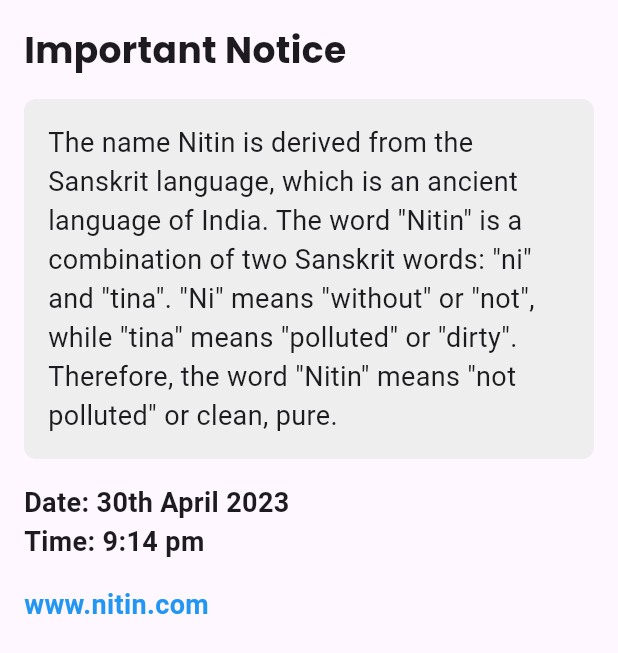
After one commit to Minor-Project-Study-Mate/StudyMate-App, a Flutter app: the NoticePageView screen opened by its route, scrolled down 200 dp, after a tap on "www.nitin.com", on a phone screen of 412 x 824 dp. The commit adds this screen. Shown: the top 653 px of the screen. Run offline on Flutter 3.47's test engine with Material 2 defaults, Android fonts, the light colour scheme and no system bars; our stand-ins replace cached_network_image, firebase_core, font_awesome_flutter, get, get_storage, google_fonts and 1 more; accounts and stored records are empty; network calls fail.

Commit message:
Notice page completed

```diff
--- /dev/null
+++ b/lib/app/modules/Notice_page/bindings/notice_page_binding.dart
@@ -0,0 +1,12 @@
+import 'package:get/get.dart';
+
+import '../controllers/notice_page_controller.dart';
+
+class NoticePageBinding extends Bindings {
+  @override
+  void dependencies() {
+    Get.lazyPut<NoticePageController>(
+      () => NoticePageController(),
+    );
+  }
+}
--- /dev/null
+++ b/lib/app/modules/Notice_page/controllers/notice_page_controller.dart
@@ -0,0 +1,23 @@
+import 'package:get/get.dart';
+
+class NoticePageController extends GetxController {
+  //TODO: Implement NoticePageController
+
+  final count = 0.obs;
+  @override
+  void onInit() {
+    super.onInit();
+  }
+
+  @override
+  void onReady() {
+    super.onReady();
+  }
+
+  @override
+  void onClose() {
+    super.onClose();
+  }
+
+  void increment() => count.value++;
+}
--- /dev/null
+++ b/lib/app/modules/Notice_page/views/notice_page_view.dart
@@ -0,0 +1,107 @@
+
+import 'package:flutter/material.dart';
+import 'package:google_fonts/google_fonts.dart';
+
+class NoticePageView extends StatelessWidget {
+  const NoticePageView({Key? key}) : super(key: key);
+
+  // ignore: non_constant_identifier_names
+  get Network => null;
+
+  @override
+  Widget build(BuildContext context) {
+    return Scaffold(
+      body: CustomScrollView(
+        slivers: <Widget>[
+          SliverAppBar(
+
+            expandedHeight: 200.0,
+            flexibleSpace: FlexibleSpaceBar(
+              title: Text('TITLE',
+              style: GoogleFonts.goldman(
+                textStyle: const TextStyle(
+                  color: Colors.white,
+                  fontSize: 20.0,
+                  fontWeight: FontWeight.bold,
+                ),
+              ),),
+
+              background: Image.network(
+                'https://avatars.githubusercontent.com/u/87150492?v=4',
+                fit: BoxFit.cover,
+              ),
+            ),
+          ),
+          SliverFillRemaining(
+            child: Container(
+              padding: const EdgeInsets.all(16.0),
+              child: Column(
+                crossAxisAlignment: CrossAxisAlignment.start,
+                children: <Widget>[
+                   Text(
+                    'Important Notice',
+                    style: GoogleFonts.poppins(
+                      textStyle: const TextStyle(
+                        fontSize: 24.0,
+                        fontWeight: FontWeight.bold,
+                      ),
+                    ),
+                  ),
+                  const SizedBox(height: 16.0),
+                  Container(
+                    padding: const EdgeInsets.all(16.0),
+                    margin: const EdgeInsets.only(bottom: 16.0),
+                    decoration: BoxDecoration(
+                      color: Colors.grey[200],
+                      borderRadius: BorderRadius.circular(8.0),
+                    ),
+                    child: Text(
+                      'The name Nitin is derived from the Sanskrit language, which is an ancient language of India. The word "Nitin" is a combination of two Sanskrit words: "ni" and "tina". "Ni" means "without" or "not", while "tina" means "polluted" or "dirty". Therefore, the word "Nitin" means "not polluted" or clean, pure.',
+
+                      style: GoogleFonts.roboto(
+                        textStyle: const TextStyle(
+                          fontSize: 18.0,
+                        ),
+                      ),
+                    ),
+                  ),
+                  const Text(
+                    'Date: 30th April 2023',
+                    style: TextStyle(
+                      fontSize: 18.0,
+                      fontWeight: FontWeight.bold,
+                    ),
+                  ),
+                  const Text(
+                    'Time: 9:14 pm',
+                    style: TextStyle(
+                      fontSize: 18.0,
+                      fontWeight: FontWeight.bold,
+                    ),
+                  ),
+                  const SizedBox(height: 16.0),
+
+                  InkWell(
+                    onTap: () {
+                      // Perform action when URL is tapped
+                    },
+                    child: const Text(
+                      'www.nitin.com',
+                      style: TextStyle(
+                        fontSize: 18.0,
+                        fontWeight: FontWeight.bold,
+                        color: Colors.blue,
+                      ),
+                    ),
+                  ),
+                ],
+              ),
+            ),
+          ),
+        ],
+      ),
+    );
+  }
+}
+
+class Network {}
--- a/lib/app/modules/home/views/home_view.dart
+++ b/lib/app/modules/home/views/home_view.dart
@@ -128,7 +128,9 @@ class HomeView extends GetView<HomeController> {
           child: ListView.builder(
             itemCount: 10,
             itemBuilder: (context, index) {
-              return Container(
+              return GestureDetector(
+                onTap: () => Get.toNamed(Routes.NOTICE_PAGE),
+                child: Container(
                   margin:
                       const EdgeInsets.symmetric(horizontal: 16.0, vertical: 8.0),
                   padding: const EdgeInsets.all(16.0),
@@ -138,6 +140,7 @@ class HomeView extends GetView<HomeController> {
                   ),
                   child: Column(
                     crossAxisAlignment: CrossAxisAlignment.start,
+
                     children: [
                       Text(
                         "Notice ${index + 1}",
@@ -152,6 +155,7 @@ class HomeView extends GetView<HomeController> {
                         style: const TextStyle(fontSize: 16.0),
                       ),
                     ],
+                  ),
                 ),
               );
             },
--- a/lib/app/routes/app_pages.dart
+++ b/lib/app/routes/app_pages.dart
@@ -1,7 +1,7 @@
-// ignore_for_file: non_constant_identifier_names
-
 import 'package:get/get.dart';
 
+import '../modules/Notice_page/bindings/notice_page_binding.dart';
+import '../modules/Notice_page/views/notice_page_view.dart';
 import '../modules/auth/bindings/auth_binding.dart';
 import '../modules/auth/views/auth_view.dart';
 import '../modules/home/bindings/home_binding.dart';
@@ -13,6 +13,8 @@ import '../modules/profile/views/profile_view.dart';
 import '../modules/test_page/bindings/test_page_binding.dart';
 import '../modules/test_page/views/test_page_view.dart';
 import '../services/box/box_service.dart';
+
+// ignore_for_file: non_constant_identifier_names
 
 part 'app_routes.dart';
 
@@ -54,5 +56,10 @@ class AppPages {
       page: () => const TestPageView(),
       binding: TestPageBinding(),
     ),
+    GetPage(
+      name: _Paths.NOTICE_PAGE,
+      page: () =>NoticePageView(),
+      binding: NoticePageBinding(),
+    ),
   ];
 }
--- a/lib/app/routes/app_routes.dart
+++ b/lib/app/routes/app_routes.dart
@@ -8,6 +8,7 @@ abstract class Routes {
   static const PROFILE = _Paths.PROFILE;
   static const AUTH = _Paths.AUTH;
   static const TEST_PAGE = _Paths.TEST_PAGE;
+  static const NOTICE_PAGE = _Paths.NOTICE_PAGE;
 }
 
 abstract class _Paths {
@@ -17,4 +18,5 @@ abstract class _Paths {
   static const PROFILE = '/profile';
   static const AUTH = '/auth';
   static const TEST_PAGE = '/test-page';
+  static const NOTICE_PAGE = '/notice-page';
 }
```
Lines whose indentation alone changed are shown as unchanged.
